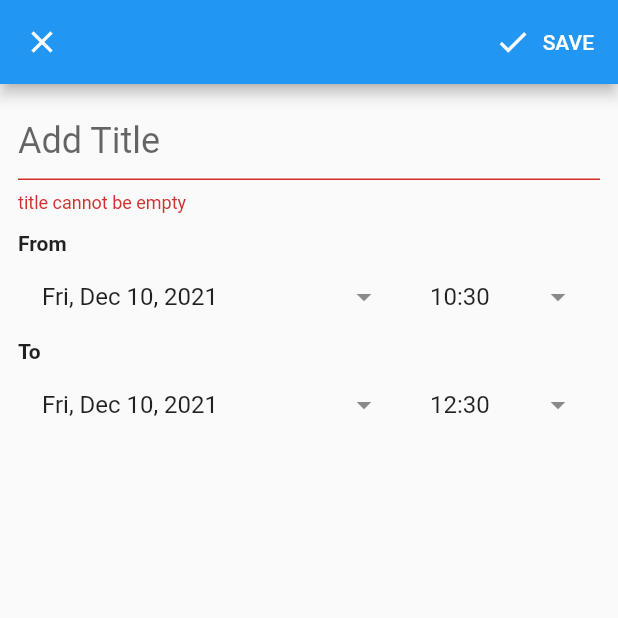
After one commit to Zeyrin/schedule-tracking, a Flutter app: the EventEditingPage screen opened directly, after a tap on "SAVE", on a phone screen of 412 x 824 dp, the top half of it. The commit adds this screen. Run offline on Flutter 3.47's test engine with Material 2 defaults, Android fonts, the phone set to English and light mode, and no system bars; our stand-ins replace cloud_firestore, firebase_auth, firebase_core, firebase_storage, fluttertoast, google_sign_in and 2 more; missing offline and left inert: syncfusion_flutter_core; accounts and stored records are empty.

Commit message:
ADD Calendar Page

```diff
--- /dev/null
+++ b/mobile/lib/calendar/event.dart
@@ -0,0 +1,217 @@
+import 'package:flutter/material.dart';
+import 'package:schedule_tracking/calendar/event_model.dart';
+import 'package:schedule_tracking/calendar/event_provider.dart';
+import 'package:schedule_tracking/calendar/utils.dart';
+import 'package:provider/provider.dart';
+
+class EventEditingPage extends StatefulWidget {
+  final Event? event;
+
+  const EventEditingPage({
+    Key? key,
+    this.event,
+  }) : super(key: key);
+
+  @override
+  _EventEditingPageState createState() => _EventEditingPageState();
+}
+
+class _EventEditingPageState extends State<EventEditingPage> {
+  final _formKey = GlobalKey<FormState>();
+  final titleController = TextEditingController();
+  late DateTime fromDate;
+  late DateTime toDate;
+
+  @override
+  void initState() {
+    super.initState();
+
+    if (widget.event == null) {
+      fromDate = DateTime.now();
+      toDate = DateTime.now().add(Duration(hours: 2));
+    }
+  }
+
+  @override
+  Widget build(BuildContext context) => Scaffold(
+        appBar: AppBar(
+          leading: CloseButton(),
+          actions: buildEditingActions(),
+        ),
+        body: SingleChildScrollView(
+          padding: EdgeInsets.all(12),
+          child: Form(
+            key: _formKey,
+            child: Column(
+              mainAxisSize: MainAxisSize.min,
+              children: <Widget>[
+                buildTitle(),
+                SizedBox(height: 12),
+                buildDateTimePickers(),
+              ],
+            ),
+          ),
+        ),
+      );
+
+  List<Widget> buildEditingActions() => [
+        ElevatedButton.icon(
+          style: ElevatedButton.styleFrom(
+            primary: Colors.transparent,
+            shadowColor: Colors.transparent,
+          ),
+          onPressed: saveForm,
+          icon: Icon(Icons.done),
+          label: Text('SAVE'),
+        )
+      ];
+
+  Widget buildTitle() => TextFormField(
+        style: TextStyle(fontSize: 24),
+        decoration: InputDecoration(
+          border: UnderlineInputBorder(),
+          hintText: 'Add Title',
+        ),
+        onFieldSubmitted: (_) => saveForm(),
+        validator: (title) =>
+            title != null && title.isEmpty ? 'title cannot be empty' : null,
+        controller: titleController,
+      );
+
+  Widget buildDateTimePickers() => Column(
+        children: [
+          buildForm(),
+          buildTo(),
+        ],
+      );
+
+  Widget buildForm() => buildHeader(
+        header: 'From',
+        child: Row(
+          children: [
+            Expanded(
+              flex: 2,
+              child: buildDropdownField(
+                text: Utils.toDate(fromDate),
+                onClicked: () => pickFromDateTime(pickDate: true),
+              ),
+            ),
+            Expanded(
+              child: buildDropdownField(
+                text: Utils.toTime(fromDate),
+                onClicked: () => pickFromDateTime(pickDate: false),
+              ),
+            ),
+          ],
+        ),
+      );
+
+  Widget buildTo() => buildHeader(
+        header: 'To',
+        child: Row(
+          children: [
+            Expanded(
+              flex: 2,
+              child: buildDropdownField(
+                text: Utils.toDate(toDate),
+                onClicked: () => pickToDateTime(pickDate: true),
+              ),
+            ),
+            Expanded(
+              child: buildDropdownField(
+                text: Utils.toTime(toDate),
+                onClicked: () => pickToDateTime(pickDate: false),
+              ),
+            ),
+          ],
+        ),
+      );
+
+  Future pickFromDateTime({required bool pickDate}) async {
+    final date = await pickDateTime(fromDate, pickDate: pickDate);
+    if (date == null) return;
+
+    if (date.isAfter(toDate)) {
+      toDate =
+          DateTime(date.year, date.month, date.day, toDate.hour, toDate.minute);
+    }
+    setState(() => fromDate = date);
+  }
+
+  Future pickToDateTime({required bool pickDate}) async {
+    final date = await pickDateTime(toDate,
+        pickDate: pickDate, firstDate: pickDate ? fromDate : null);
+    if (date == null) return;
+
+    setState(() => toDate = date);
+  }
+
+  Future<DateTime?> pickDateTime(
+    DateTime initialDate, {
+    required bool pickDate,
+    DateTime? firstDate,
+  }) async {
+    if (pickDate) {
+      final date = await showDatePicker(
+        context: context,
+        initialDate: initialDate,
+        firstDate: firstDate ?? DateTime(2015, 8),
+        lastDate: DateTime(2101),
+      );
+      if (date == null) return null;
+      final time =
+          Duration(hours: initialDate.hour, minutes: initialDate.minute);
+      return date.add(time);
+    } else {
+      final timeofDay = await showTimePicker(
+          context: context, initialTime: TimeOfDay.fromDateTime(initialDate));
+      if (timeofDay == null) return null;
+      final date =
+          DateTime(initialDate.year, initialDate.month, initialDate.day);
+      final time = Duration(hours: timeofDay.hour, minutes: timeofDay.minute);
+      return date.add(time);
+    }
+  }
+
+  Widget buildDropdownField({
+    required String text,
+    required VoidCallback onClicked,
+  }) =>
+      ListTile(
+        title: Text(text),
+        trailing: Icon(Icons.arrow_drop_down),
+        onTap: onClicked,
+      );
+
+  Widget buildHeader({
+    required String header,
+    required Widget child,
+  }) =>
+      Column(
+        crossAxisAlignment: CrossAxisAlignment.start,
+        children: [
+          Text(
+            header,
+            style: TextStyle(fontWeight: FontWeight.bold),
+          ),
+          child,
+        ],
+      );
+
+  Future saveForm() async {
+    final isValid = _formKey.currentState!.validate();
+
+    if (isValid) {
+      final event = Event(
+        description: 'description',
+        title: titleController.text,
+        from: fromDate,
+        to: toDate,
+        isAllDay: false,
+      );
+      final provider = Provider.of<EventProvider>(context, listen: false);
+      provider.addEvent(event);
+      Navigator.of(context).pop();
+    }
+  }
+}
--- /dev/null
+++ b/mobile/lib/calendar/event_model.dart
@@ -0,0 +1,19 @@
+import 'package:flutter/material.dart';
+
+class Event {
+  final String title;
+  final String description;
+  final DateTime from;
+  final DateTime to;
+  final Color backgroundColor;
+  final bool  isAllDay;
+
+  const Event ({
+    required this.title,
+    required this.description,
+    required this.from,
+    required this.to,
+    this.backgroundColor = Colors.lightGreen,
+    this.isAllDay = false,
+  });
+}
--- /dev/null
+++ b/mobile/lib/calendar/event_provider.dart
@@ -0,0 +1,23 @@
+import 'package:flutter/cupertino.dart';
+import 'package:schedule_tracking/calendar/event_model.dart';
+import 'package:schedule_tracking/calendar/utils.dart';
+
+class EventProvider extends ChangeNotifier {
+  final List<Event> _events = [];
+
+  List<Event> get events => _events;
+
+  DateTime _selectedDate = DateTime.now();
+
+  DateTime get selectedDate => _selectedDate;
+
+  void setDate(DateTime date) => _selectedDate = date;
+
+  List<Event> get eventsOfSelectedDate => _events;
+
+  void addEvent(Event event) {
+    _events.add(event);
+
+    notifyListeners();
+  }
+}
--- /dev/null
+++ b/mobile/lib/calendar/utils.dart
@@ -0,0 +1,21 @@
+import 'package:intl/intl.dart';
+
+class Utils {
+  static String toDateTime(DateTime dateTime) {
+    final date = DateFormat.yMMMEd().format(dateTime);
+    final time = DateFormat.Hm().format(dateTime);
+
+    return '$date $time';
+  }
+
+  static String toDate(DateTime dateTime) {
+    final date = DateFormat.yMMMEd().format(dateTime);
+
+    return date;
+  }
+  static String toTime(DateTime dateTime) {
+    final time = DateFormat.Hm().format(dateTime);
+
+    return time;
+  }
+}
--- a/mobile/pubspec.yaml
+++ b/mobile/pubspec.yaml
@@ -42,7 +42,9 @@
 
   cloud_firestore: ^3.1.4
   google_sign_in: ^5.2.1
-
+  syncfusion_flutter_calendar: ^19.3.56
+  intl: ^0.17.0
+  provider: ^5.0.0
 
 
 
```
Also changed, not shown: mobile/lib/calendar/calendar.dart (added, +49 -0 lines), mobile/lib/calendar/event_data_source.dart (added, +27 -0 lines), mobile/lib/calendar/taskswidget.dart (added, +63 -0 lines), mobile/lib/screens/home_screen.dart (+5 -2 lines), mobile/pubspec.lock.
